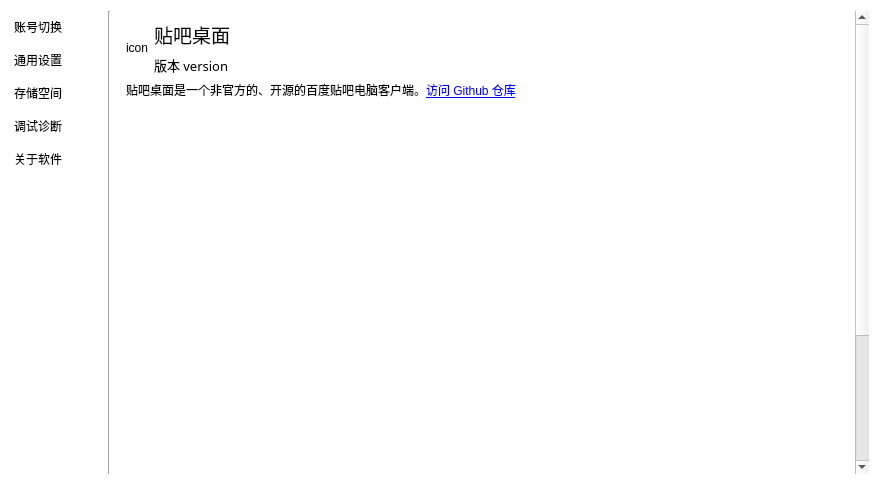
Above: resf/settings.ui from clb-128258/TiebaDesktop before the change. Below: the same form after it.
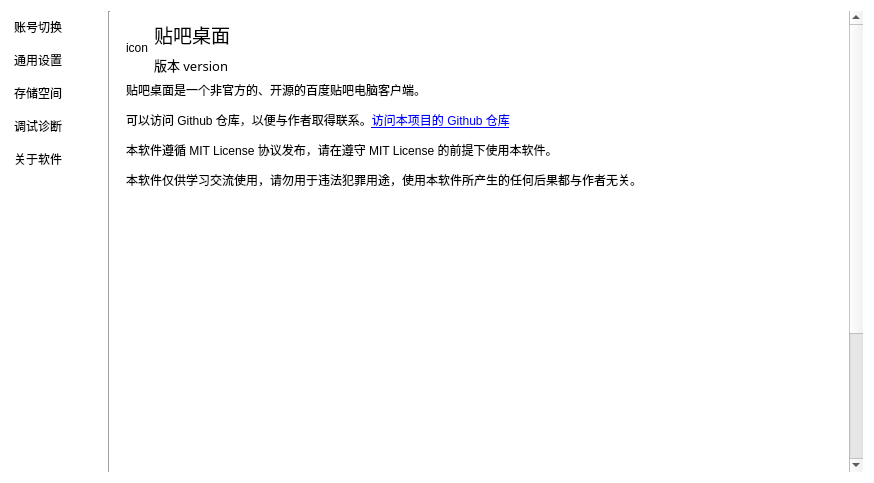
That is the form after the change. The open tabs and pages were chosen to show the change.

Commit message: add information of license

```diff
--- a/resf/settings.ui
+++ b/resf/settings.ui
@@ -6,8 +6,8 @@
    <rect>
     <x>0</x>
     <y>0</y>
-    <width>880</width>
-    <height>485</height>
+    <width>874</width>
+    <height>483</height>
    </rect>
   </property>
   <property name="windowTitle">
@@ -83,7 +83,7 @@
        <rect>
         <x>0</x>
         <y>0</y>
-        <width>739</width>
+        <width>733</width>
         <height>619</height>
        </rect>
       </property>
@@ -1062,7 +1062,10 @@
              <item row="0" column="0">
               <widget class="QLabel" name="label_15">
                <property name="text">
-                <string>&lt;html&gt;&lt;head/&gt;&lt;body&gt;&lt;p&gt;贴吧桌面是一个非官方的、开源的百度贴吧电脑客户端。&lt;a href=&quot;https://github.com/clb-128258/TiebaDesktop&quot;&gt;&lt;span style=&quot; text-decoration: underline; color:#0000ff;&quot;&gt;访问 Github 仓库&lt;/span&gt;&lt;/a&gt;&lt;/p&gt;&lt;/body&gt;&lt;/html&gt;</string>
+                <string>&lt;html&gt;&lt;head/&gt;&lt;body&gt;&lt;p&gt;贴吧桌面是一个非官方的、开源的百度贴吧电脑客户端。&lt;/p&gt;&lt;p&gt;可以访问 Github 仓库，以便与作者取得联系。&lt;a href=&quot;https://github.com/clb-128258/TiebaDesktop&quot;&gt;&lt;span style=&quot; text-decoration: underline; color:#0000ff;&quot;&gt;访问本项目的 Github 仓库&lt;/span&gt;&lt;/a&gt;&lt;/p&gt;&lt;p&gt;本软件遵循 MIT License 协议发布，请在遵守 MIT License 的前提下使用本软件。&lt;/p&gt;&lt;p&gt;本软件仅供学习交流使用，请勿用于违法犯罪用途，使用本软件所产生的任何后果都与作者无关。&lt;/p&gt;&lt;/body&gt;&lt;/html&gt;</string>
+               </property>
+               <property name="alignment">
+                <set>Qt::AlignLeading|Qt::AlignLeft|Qt::AlignTop</set>
                </property>
                <property name="wordWrap">
                 <bool>true</bool>
```
Left out of the diff: 3 changed lines with no effect on the pictures. The commit also changes 3 other files.
